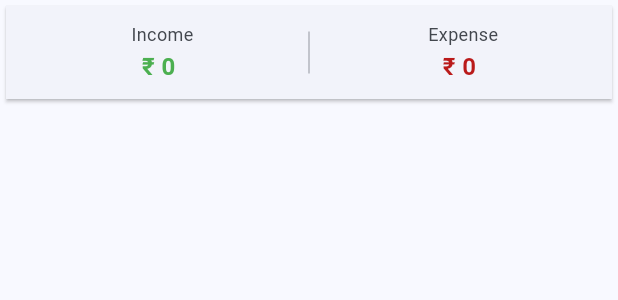
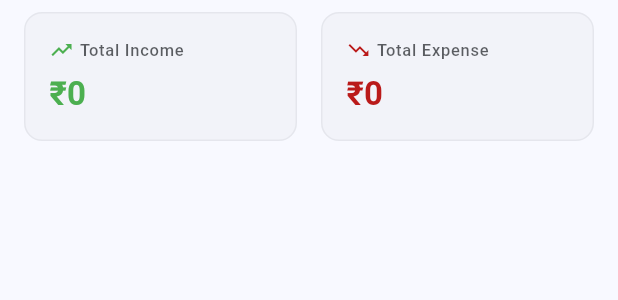
Before and after one commit to Adarsh077/paisa-app, a Flutter app: the TransactionsOverview widget shown alone on an empty page, opened directly, on a phone screen of 412 x 824 dp. Shown: the top 300 px of the screen. Run offline on Flutter 3.47's test engine with Material 3 defaults, Android fonts, the light colour scheme and no system bars; drawn by our look-alikes of dynamic_color; our stand-ins replace flutter_local_notifications, google_fonts, permission_handler; missing offline and left inert: flutter_background_service, flutter_logs, markdown_widget, readsms; network calls fail.

Commit message:
feat(transactions): updated transactions screen

```diff
--- a/lib/screens/transactions/transactions_overview.dart
+++ b/lib/screens/transactions/transactions_overview.dart
@@ -52,95 +52,110 @@ class _TransactionsOverviewState extends State<TransactionsOverview> {
 
   @override
   Widget build(BuildContext context) {
-    return Card(
-      shape: RoundedRectangleBorder(borderRadius: BorderRadius.circular(0)),
-      elevation: 1,
-      child: Padding(
-        padding: const EdgeInsets.symmetric(vertical: 10, horizontal: 12),
+    final theme = Theme.of(context);
+    final colorScheme = theme.colorScheme;
+
+    return Container(
+      padding: const EdgeInsets.symmetric(horizontal: 16),
       child:
           _loading
-                ? Row(
-                  mainAxisAlignment: MainAxisAlignment.center,
-                  children: const [
-                    SizedBox(
-                      height: 20,
-                      width: 20,
-                      child: CircularProgressIndicator(strokeWidth: 2),
+              ? Center(
+                child: CircularProgressIndicator(
+                  strokeWidth: 2,
+                  color: colorScheme.primary,
                 ),
-                  ],
               )
-                : Row(
-                  mainAxisAlignment: MainAxisAlignment.spaceEvenly,
+              : Column(
+                children: [
+                  const SizedBox(height: 8),
+                  Row(
                     children: [
                       Expanded(
-                      child: Column(
-                        mainAxisSize: MainAxisSize.min,
-                        crossAxisAlignment: CrossAxisAlignment.center,
-                        children: [
-                          Container(
-                            margin: const EdgeInsets.only(left: 5),
-                            child: Text(
-                              'Income',
-                              style: TextStyle(
-                                fontSize: 12,
-                                color:
-                                    Theme.of(
+                        child: _buildSummaryCard(
                           context,
-                                    ).colorScheme.onSurfaceVariant,
+                          'Total Income',
+                          '₹${_formatAmount(_income)}',
+                          Colors.green,
+                          Icons.trending_up,
                         ),
                       ),
-                          ),
-                          const SizedBox(height: 2),
-                          Text(
-                            '₹ ${_income.toString()}',
-                            style: TextStyle(
-                              fontSize: 16,
-                              fontWeight: FontWeight.w600,
-                              color: Colors.green,
+                      const SizedBox(width: 16),
+                      Expanded(
+                        child: _buildSummaryCard(
+                          context,
+                          'Total Expense',
+                          '₹${_formatAmount(_expense)}',
+                          colorScheme.error,
+                          Icons.trending_down,
                         ),
                       ),
                     ],
                   ),
+                ],
               ),
-                    Container(
-                      height: 28,
+    );
+  }
+
+  Widget _buildSummaryCard(
+    BuildContext context,
+    String title,
+    String amount,
+    Color color,
+    IconData icon,
+  ) {
+    final theme = Theme.of(context);
+    final colorScheme = theme.colorScheme;
+
+    return Container(
+      padding: const EdgeInsets.all(16),
+      decoration: BoxDecoration(
+        color: colorScheme.surfaceContainer.withOpacity(0.5),
+        borderRadius: BorderRadius.circular(12),
+        border: Border.all(
+          color: colorScheme.outline.withOpacity(0.1),
           width: 1,
-                      margin: const EdgeInsets.symmetric(horizontal: 10),
-                      color: Theme.of(context).dividerColor.withOpacity(0.5),
-                    ),
-                    Expanded(
-                      child: Column(
-                        mainAxisSize: MainAxisSize.min,
-                        crossAxisAlignment: CrossAxisAlignment.center,
-                        children: [
-                          Container(
-                            margin: const EdgeInsets.only(left: 5),
-                            child: Text(
-                              'Expense',
-                              style: TextStyle(
-                                fontSize: 12,
-                                color:
-                                    Theme.of(
-                                      context,
-                                    ).colorScheme.onSurfaceVariant,
         ),
       ),
+      child: Column(
+        crossAxisAlignment: CrossAxisAlignment.start,
+        children: [
+          Row(
+            children: [
+              Icon(icon, size: 16, color: color),
+              const SizedBox(width: 4),
+              Expanded(
+                child: Text(
+                  title,
+                  style: theme.textTheme.labelSmall?.copyWith(
+                    color: colorScheme.onSurface.withOpacity(0.7),
+                    fontWeight: FontWeight.w500,
                   ),
-                          const SizedBox(height: 2),
-                          Text(
-                            '₹ ${_expense.toString()}',
-                            style: TextStyle(
-                              fontSize: 16,
-                              fontWeight: FontWeight.w600,
-                              color: Theme.of(context).colorScheme.error,
                 ),
               ),
             ],
           ),
+          const SizedBox(height: 8),
+          Text(
+            amount,
+            style: theme.textTheme.titleLarge?.copyWith(
+              fontWeight: FontWeight.w600,
+              color: color,
+            ),
           ),
         ],
       ),
-      ),
     );
   }
+
+  String _formatAmount(int amount) {
+    if (amount >= 10000000) {
+      return '${(amount / 10000000).toStringAsFixed(1)}Cr';
+    } else if (amount >= 100000) {
+      return '${(amount / 100000).toStringAsFixed(1)}L';
+    } else if (amount >= 1000) {
+      return '${(amount / 1000).toStringAsFixed(1)}K';
+    } else {
+      return amount.toString();
     }
+  }
+}
```
Also changed, not shown: lib/screens/transactions/tranasctions.dart (+212 -78 lines). Lines whose indentation alone changed are shown as unchanged.
